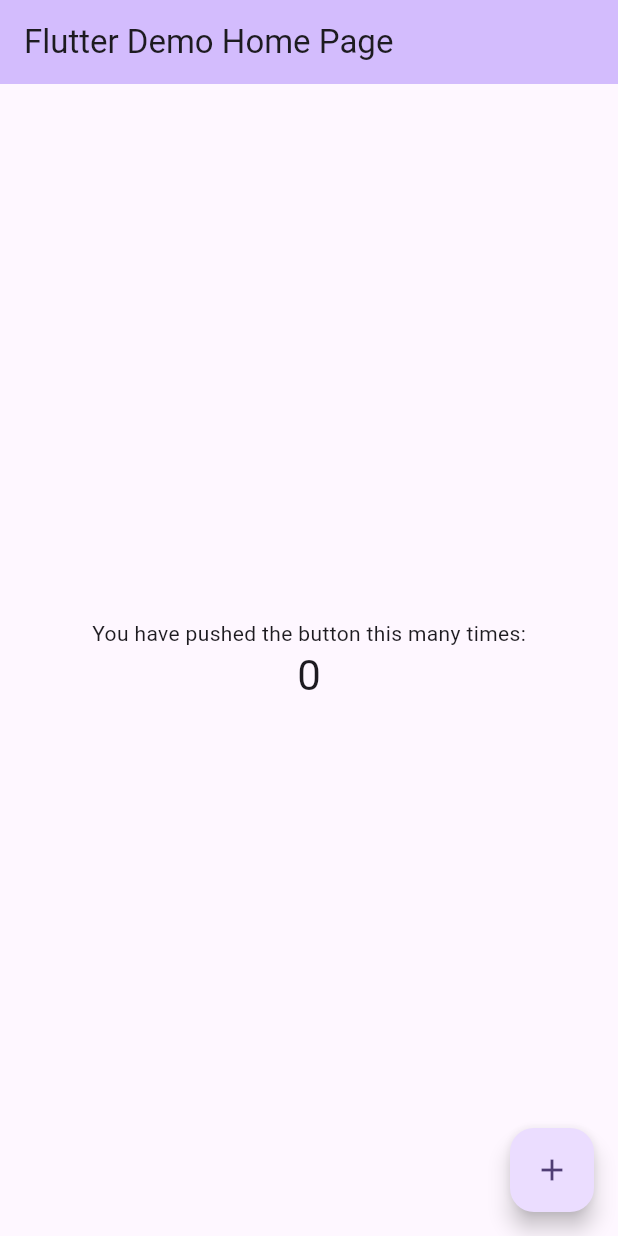
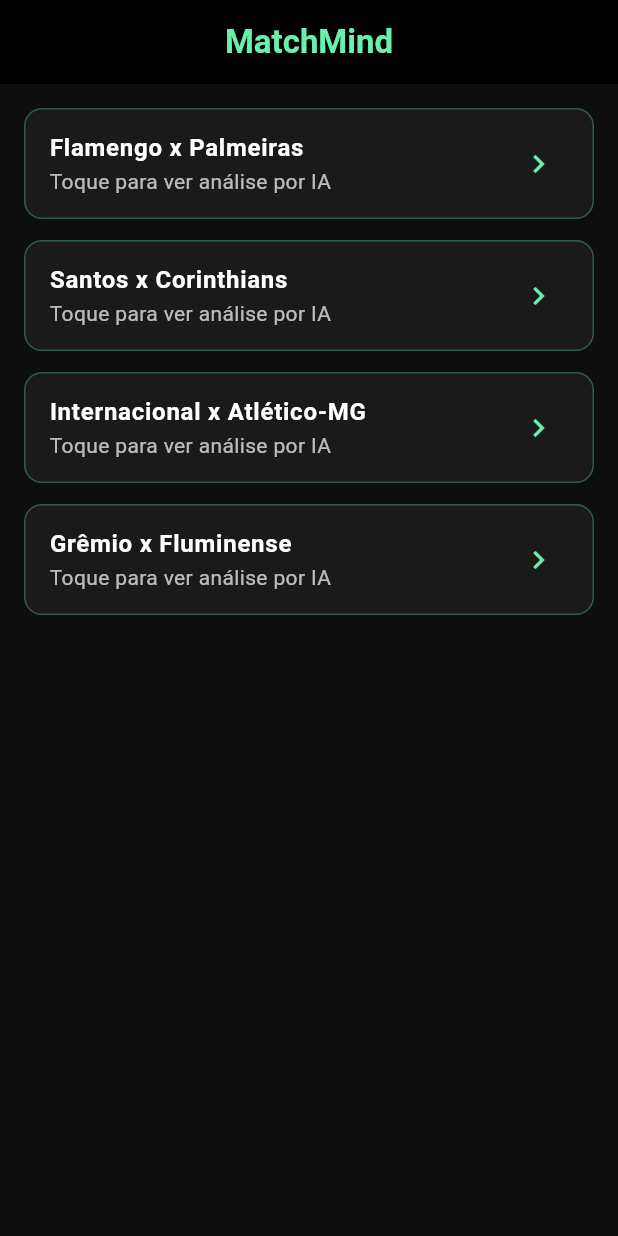
Before and after one commit to Franmateusatelie/matchmind, a Flutter app: the screen it shows after launch, on a phone screen of 412 x 824 dp. Run offline on Flutter 3.47's test engine with Material 3 defaults, Android fonts, the phone set to English and light mode, and no system bars.

Commit message:
MatchMind layout, telas e navegação

```diff
--- a/lib/main.dart
+++ b/lib/main.dart
@@ -1,122 +1,21 @@
 import 'package:flutter/material.dart';
+import 'screens/home_screen.dart';
+import 'theme/app_theme.dart';
 
 void main() {
-  runApp(const MyApp());
+  runApp(const MatchMindApp());
 }
 
-class MyApp extends StatelessWidget {
-  const MyApp({super.key});
+class MatchMindApp extends StatelessWidget {
+  const MatchMindApp({super.key});
 
-  // This widget is the root of your application.
   @override
   Widget build(BuildContext context) {
     return MaterialApp(
-      title: 'Flutter Demo',
-      theme: ThemeData(
-        // This is the theme of your application.
-        //
-        // TRY THIS: Try running your application with "flutter run". You'll see
-        // the application has a purple toolbar. Then, without quitting the app,
-        // try changing the seedColor in the colorScheme below to Colors.green
-        // and then invoke "hot reload" (save your changes or press the "hot
-        // reload" button in a Flutter-supported IDE, or press "r" if you used
-        // the command line to start the app).
-        //
-        // Notice that the counter didn't reset back to zero; the application
-        // state is not lost during the reload. To reset the state, use hot
-        // restart instead.
-        //
-        // This works for code too, not just values: Most code changes can be
-        // tested with just a hot reload.
-        colorScheme: .fromSeed(seedColor: Colors.deepPurple),
-      ),
-      home: const MyHomePage(title: 'Flutter Demo Home Page'),
+      title: 'MatchMind',
+      debugShowCheckedModeBanner: false,
+      theme: AppTheme.darkTheme,
+      home: const HomeScreen(),
     );
   }
 }
-
-class MyHomePage extends StatefulWidget {
-  const MyHomePage({super.key, required this.title});
-
-  // This widget is the home page of your application. It is stateful, meaning
-  // that it has a State object (defined below) that contains fields that affect
-  // how it looks.
-
-  // This class is the configuration for the state. It holds the values (in this
-  // case the title) provided by the parent (in this case the App widget) and
-  // used by the build method of the State. Fields in a Widget subclass are
-  // always marked "final".
-
-  final String title;
-
-  @override
-  State<MyHomePage> createState() => _MyHomePageState();
-}
-
-class _MyHomePageState extends State<MyHomePage> {
-  int _counter = 0;
-
-  void _incrementCounter() {
-    setState(() {
-      // This call to setState tells the Flutter framework that something has
-      // changed in this State, which causes it to rerun the build method below
-      // so that the display can reflect the updated values. If we changed
-      // _counter without calling setState(), then the build method would not be
-      // called again, and so nothing would appear to happen.
-      _counter++;
-    });
-  }
-
-  @override
-  Widget build(BuildContext context) {
-    // This method is rerun every time setState is called, for instance as done
-    // by the _incrementCounter method above.
-    //
-    // The Flutter framework has been optimized to make rerunning build methods
-    // fast, so that you can just rebuild anything that needs updating rather
-    // than having to individually change instances of widgets.
-    return Scaffold(
-      appBar: AppBar(
-        // TRY THIS: Try changing the color here to a specific color (to
-        // Colors.amber, perhaps?) and trigger a hot reload to see the AppBar
-        // change color while the other colors stay the same.
-        backgroundColor: Theme.of(context).colorScheme.inversePrimary,
-        // Here we take the value from the MyHomePage object that was created by
-        // the App.build method, and use it to set our appbar title.
-        title: Text(widget.title),
-      ),
-      body: Center(
-        // Center is a layout widget. It takes a single child and positions it
-        // in the middle of the parent.
-        child: Column(
-          // Column is also a layout widget. It takes a list of children and
-          // arranges them vertically. By default, it sizes itself to fit its
-          // children horizontally, and tries to be as tall as its parent.
-          //
-          // Column has various properties to control how it sizes itself and
-          // how it positions its children. Here we use mainAxisAlignment to
-          // center the children vertically; the main axis here is the vertical
-          // axis because Columns are vertical (the cross axis would be
-          // horizontal).
-          //
-          // TRY THIS: Invoke "debug painting" (choose the "Toggle Debug Paint"
-          // action in the IDE, or press "p" in the console), to see the
-          // wireframe for each widget.
-          mainAxisAlignment: .center,
-          children: [
-            const Text('You have pushed the button this many times:'),
-            Text(
-              '$_counter',
-              style: Theme.of(context).textTheme.headlineMedium,
-            ),
-          ],
-        ),
-      ),
-      floatingActionButton: FloatingActionButton(
-        onPressed: _incrementCounter,
-        tooltip: 'Increment',
-        child: const Icon(Icons.add),
-      ),
-    );
-  }
-}
--- /dev/null
+++ b/lib/mock/mock_matches.dart
@@ -0,0 +1,7 @@
+import '../models/match_item.dart';
+
+final List<MatchItem> mockMatches = [
+  MatchItem(homeTeam: 'Flamengo', awayTeam: 'Palmeiras'),
+  MatchItem(homeTeam: 'Santos', awayTeam: 'Corinthians'),
+  MatchItem(homeTeam: 'Grêmio', awayTeam: 'Fluminense'),
+];
--- /dev/null
+++ b/lib/screens/home_screen.dart
@@ -0,0 +1,81 @@
+import 'package:flutter/material.dart';
+import 'match_analysis_screen.dart';
+
+class HomeScreen extends StatelessWidget {
+  const HomeScreen({super.key});
+
+  @override
+  Widget build(BuildContext context) {
+    return Scaffold(
+      backgroundColor: const Color(0xFF0E0E0E),
+      appBar: AppBar(
+        backgroundColor: Colors.black,
+        title: const Text(
+          'MatchMind',
+          style: TextStyle(
+            fontWeight: FontWeight.bold,
+            color: Colors.greenAccent,
+          ),
+        ),
+        centerTitle: true,
+      ),
+      body: ListView(
+        padding: const EdgeInsets.all(16),
+        children: const [
+          MatchCard(home: 'Flamengo', away: 'Palmeiras'),
+          MatchCard(home: 'Santos', away: 'Corinthians'),
+          MatchCard(home: 'Internacional', away: 'Atlético-MG'),
+          MatchCard(home: 'Grêmio', away: 'Fluminense'),
+        ],
+      ),
+    );
+  }
+}
+
+class MatchCard extends StatelessWidget {
+  final String home;
+  final String away;
+
+  const MatchCard({
+    super.key,
+    required this.home,
+    required this.away,
+  });
+
+  @override
+  Widget build(BuildContext context) {
+    return Container(
+      margin: const EdgeInsets.only(bottom: 14),
+      decoration: BoxDecoration(
+        color: const Color(0xFF1A1A1A),
+        borderRadius: BorderRadius.circular(12),
+        border: Border.all(color: Colors.greenAccent.withOpacity(0.3)),
+      ),
+      child: ListTile(
+        onTap: () {
+  Navigator.push(
+    context,
+    MaterialPageRoute(
+      builder: (_) => MatchAnalysisScreen(
+        match: '$home x $away',
+      ),
+    ),
+  );
+},
+
+        title: Text(
+          '$home x $away',
+          style: const TextStyle(
+            color: Colors.white,
+            fontWeight: FontWeight.bold,
+          ),
+        ),
+        subtitle: const Text(
+          'Toque para ver análise por IA',
+          style: TextStyle(color: Colors.white70),
+        ),
+        trailing: const Icon(Icons.chevron_right, color: Colors.greenAccent),
+      ),
+    );
+  }
+}
--- /dev/null
+++ b/lib/theme/app_theme.dart
@@ -0,0 +1,14 @@
+import 'package:flutter/material.dart';
+
+class AppTheme {
+  static ThemeData get darkTheme {
+    return ThemeData.dark().copyWith(
+      scaffoldBackgroundColor: Colors.black,
+      primaryColor: Colors.green,
+      appBarTheme: const AppBarTheme(
+        backgroundColor: Colors.black,
+        foregroundColor: Colors.white,
+      ),
+    );
+  }
+}
```
Also changed, not shown: lib/models/match_item.dart (added, +9 -0 lines), lib/screens/match_analysis_screen.dart (added, +145 -0 lines).
